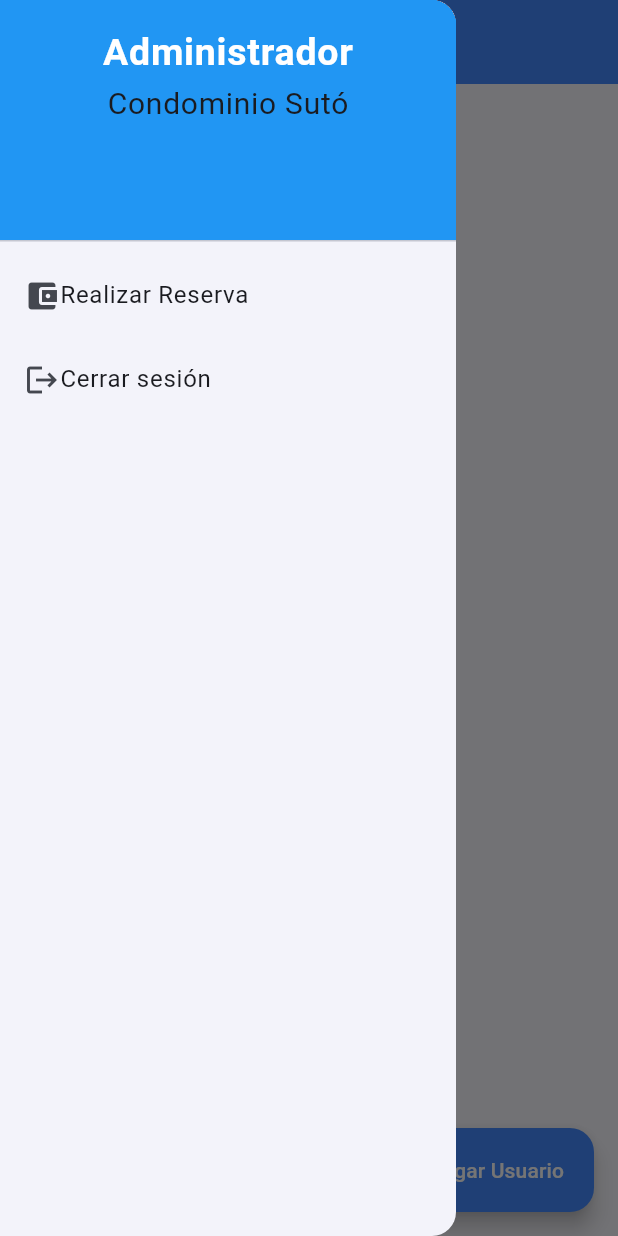
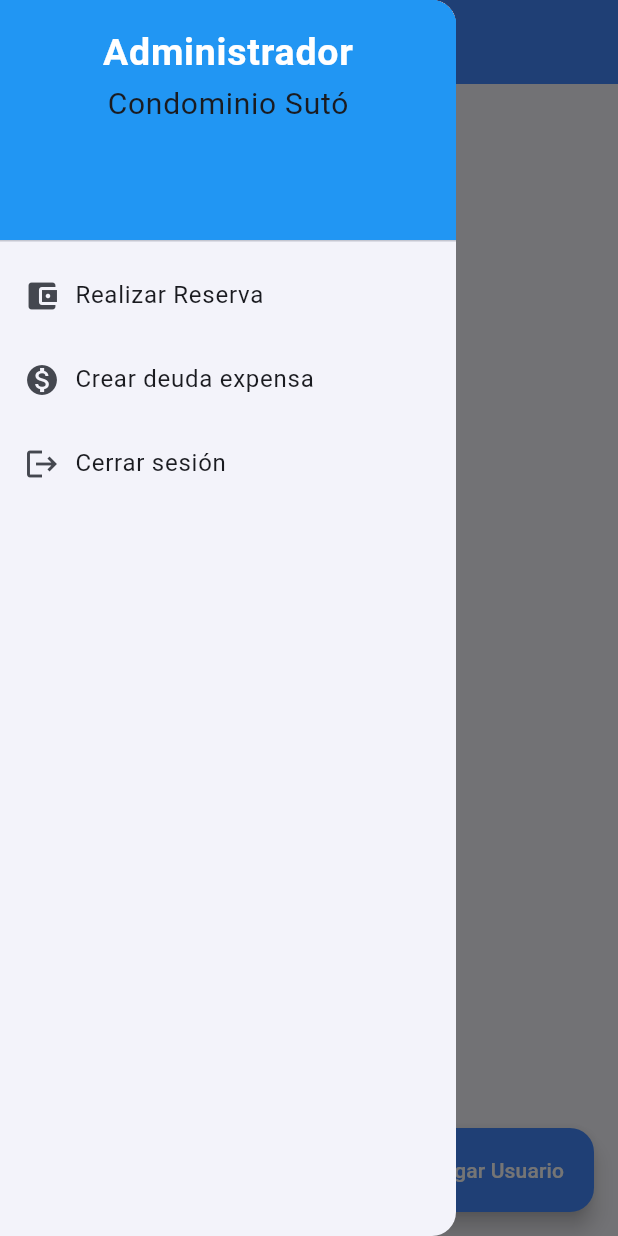
Before and after one commit to Cicicot/condominio_suto, a Flutter app: the UsuarioScreen screen opened directly, with the side drawer open, on a phone screen of 412 x 824 dp. Run offline on Flutter 3.47's test engine with Material 3 defaults, Android fonts, the phone set to English and light mode, and no system bars; our stand-ins replace flutter_svg, pdf, printing, sqflite; accounts and stored records are empty.

```diff
--- a/condominio_app/lib/main.dart
+++ b/condominio_app/lib/main.dart
@@ -31,7 +31,7 @@ class MyApp extends StatelessWidget {
           elevation: 0
         ),
       ),
-      home: const ExpensaScreen()
+      home: const LoginScreen()
     );
   }
 }
--- a/condominio_app/lib/screens/usuario_screen.dart
+++ b/condominio_app/lib/screens/usuario_screen.dart
@@ -83,6 +83,7 @@ class _UsuarioScreenState extends State<UsuarioScreen> {
                     mainAxisAlignment: MainAxisAlignment.start,
                     children: [
                       Icon( Icons.account_balance_wallet ),
+                      SizedBox( width: 10 ),
                       Text('Realizar Reserva'),
                     ],
                   ),
@@ -96,7 +97,23 @@ class _UsuarioScreenState extends State<UsuarioScreen> {
                   title: const Row(
                     mainAxisAlignment: MainAxisAlignment.start,
                     children: [
+                      Icon( Icons.monetization_on ),
+                      SizedBox( width: 10 ),
+                      Text('Crear deuda expensa'),
+                    ],
+                  ),
+                  onTap: () {
+                    Navigator.push(context, MaterialPageRoute(
+                      builder: (context) => const ExpensaScreen(),
+                    ));
+                  },
+                ),
+                ListTile(
+                  title: const Row(
+                    mainAxisAlignment: MainAxisAlignment.start,
+                    children: [
                       Icon( Icons.logout ),
+                      SizedBox( width: 10 ),
                       Text('Cerrar sesión'),
                     ],
                   ),
```
